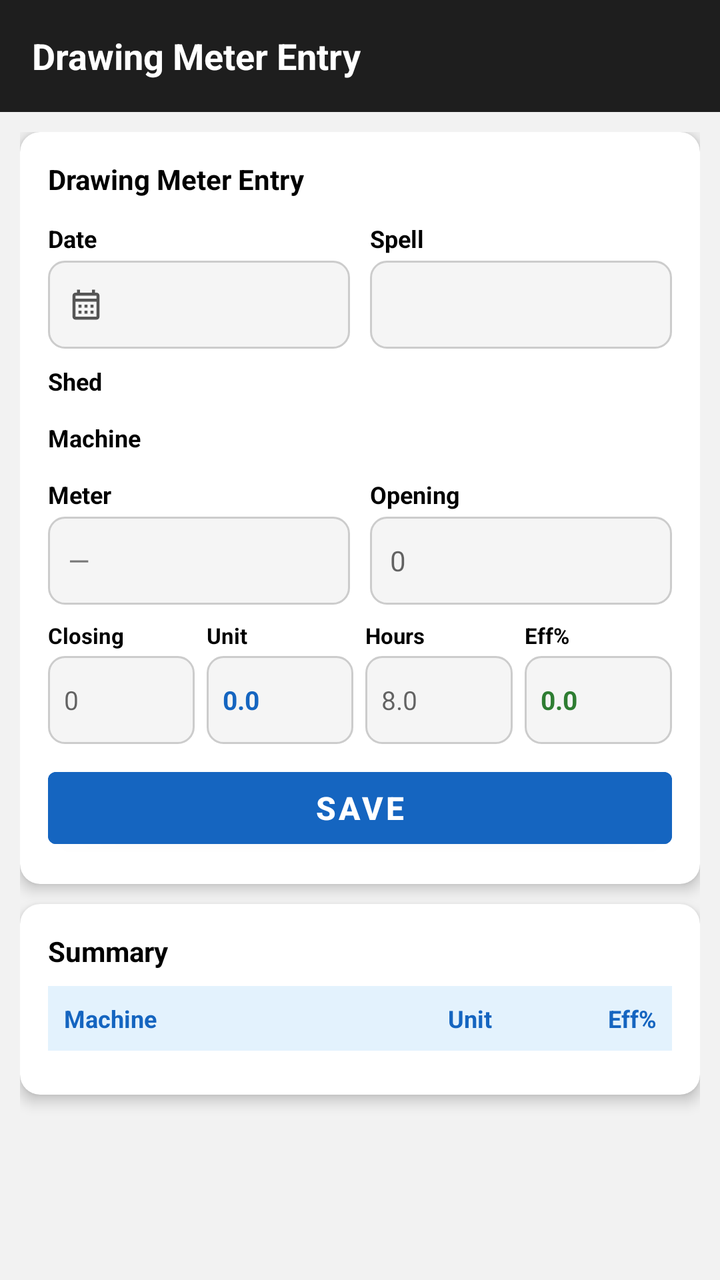
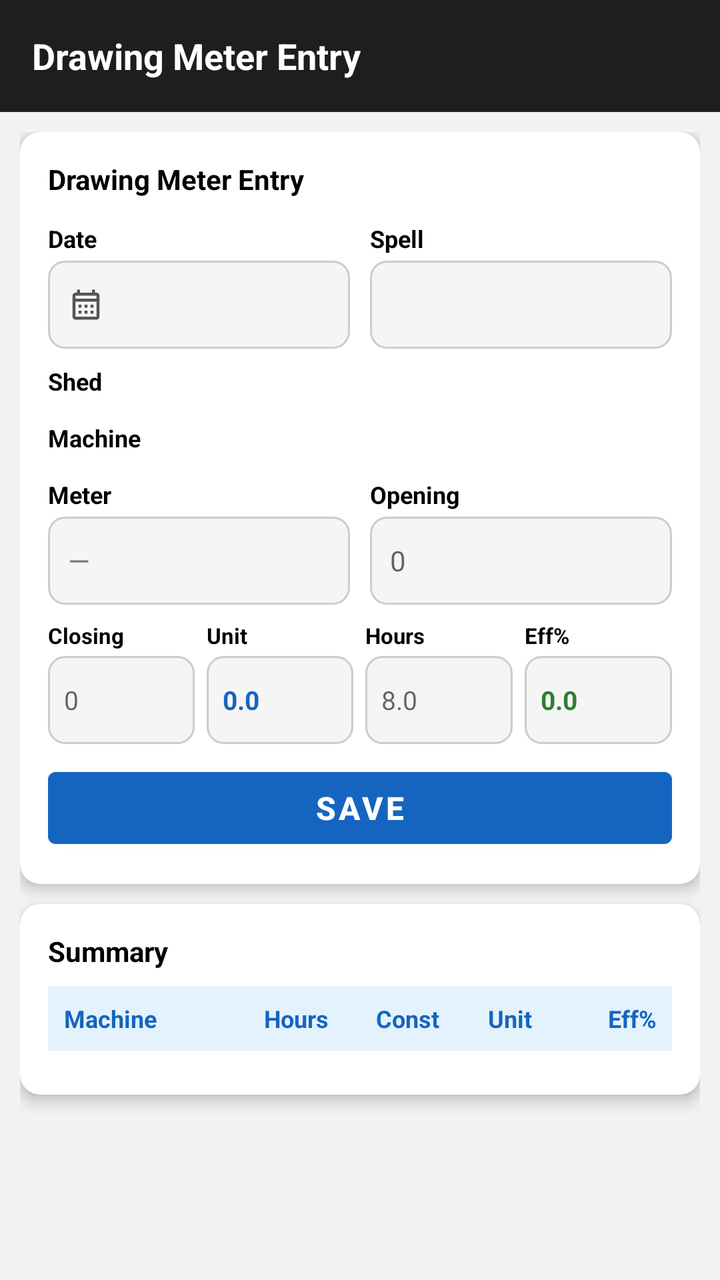

Compare the two renders of this Android layout. The source of the first and the diff that turns it into the second are given below.
<!-- AndroidManifest.xml: application theme Theme.MyHrms -->
<!-- res/layout/activity_drawing_meter_entry.xml -->
<?xml version="1.0" encoding="utf-8"?>
<LinearLayout xmlns:android="http://schemas.android.com/apk/res/android"
    xmlns:app="http://schemas.android.com/apk/res-auto"
    android:layout_width="match_parent"
    android:layout_height="match_parent"
    android:orientation="vertical"
    android:background="#F2F2F2">

    <androidx.appcompat.widget.Toolbar
        android:id="@+id/toolbar"
        android:layout_width="match_parent"
        android:layout_height="?attr/actionBarSize"
        android:background="#1E1E1E"
        app:titleTextColor="@color/white">
        <TextView
            android:layout_width="wrap_content"
            android:layout_height="wrap_content"
            android:text="Drawing Meter Entry"
            android:textColor="#FFFFFF"
            android:textSize="18sp"
            android:textStyle="bold" />
    </androidx.appcompat.widget.Toolbar>

    <androidx.core.widget.NestedScrollView
        android:layout_width="match_parent"
        android:layout_height="match_parent"
        android:fillViewport="true">

        <LinearLayout
            android:layout_width="match_parent"
            android:layout_height="wrap_content"
            android:orientation="vertical"
            android:padding="10dp">

            
            <androidx.cardview.widget.CardView
                android:layout_width="match_parent"
                android:layout_height="wrap_content"
                android:layout_marginBottom="10dp"
                app:cardCornerRadius="10dp"
                app:cardElevation="4dp"
                app:cardBackgroundColor="#FFFFFF">

                <LinearLayout
                    android:layout_width="match_parent"
                    android:layout_height="wrap_content"
                    android:orientation="vertical"
                    android:padding="14dp">

                    <TextView
                        android:layout_width="wrap_content"
                        android:layout_height="wrap_content"
                        android:text="Drawing Meter Entry"
                        android:textSize="14sp"
                        android:textStyle="bold"
                        android:textColor="#000000"
                        android:layout_marginBottom="12dp"/>

                    
                    <LinearLayout
                        android:layout_width="match_parent"
                        android:layout_height="wrap_content"
                        android:orientation="horizontal"
                        android:baselineAligned="false"
                        android:layout_marginBottom="8dp">

                        <LinearLayout
                            android:layout_width="0dp"
                            android:layout_height="wrap_content"
                            android:layout_weight="1"
                            android:orientation="vertical"
                            android:layout_marginEnd="5dp">
                            <TextView
                                android:layout_width="wrap_content"
                                android:layout_height="wrap_content"
                                android:text="Date"
                                android:textColor="#000000"
                                android:textSize="12sp"
                                android:textStyle="bold"
                                android:layout_marginBottom="3dp"/>
                            <LinearLayout
                                android:id="@+id/btnEntryDate"
                                android:layout_width="match_parent"
                                android:layout_height="44dp"
                                android:background="@drawable/bg_input_rounded_light"
                                android:gravity="center_vertical"
                                android:orientation="horizontal"
                                android:paddingStart="10dp"
                                android:paddingEnd="10dp"
                                android:clickable="true"
                                android:focusable="true">
                                <ImageView
                                    android:layout_width="18dp"
                                    android:layout_height="18dp"
                                    android:src="@drawable/ic_calendar"
                                    android:layout_marginEnd="6dp"
                                    app:tint="#555555"/>
                                <TextView
                                    android:id="@+id/tvEntryDate"
                                    android:layout_width="0dp"
                                    android:layout_height="wrap_content"
                                    android:layout_weight="1"
                                    android:textColor="#1E1E1E"
                                    android:textSize="14sp"/>
                            </LinearLayout>
                        </LinearLayout>

                        <LinearLayout
                            android:layout_width="0dp"
                            android:layout_height="wrap_content"
                            android:layout_weight="1"
                            android:orientation="vertical"
                            android:layout_marginStart="5dp">
                            <TextView
                                android:layout_width="wrap_content"
                                android:layout_height="wrap_content"
                                android:text="Spell"
                                android:textColor="#000000"
                                android:textSize="12sp"
                                android:textStyle="bold"
                                android:layout_marginBottom="3dp"/>
                            <Spinner
                                android:id="@+id/spEntrySpell"
                                android:layout_width="match_parent"
                                android:layout_height="44dp"
                                android:background="@drawable/bg_input_rounded_light"
                                android:paddingStart="10dp"
                                android:paddingEnd="10dp"/>
                        </LinearLayout>
                    </LinearLayout>

                    
                    <TextView
                        android:layout_width="wrap_content"
                        android:layout_height="wrap_content"
                        android:text="Shed"
                        android:textColor="#000000"
                        android:textSize="12sp"
                        android:textStyle="bold"
                        android:layout_marginBottom="4dp"/>

                    <HorizontalScrollView
                        android:layout_width="match_parent"
                        android:layout_height="wrap_content"
                        android:scrollbars="none"
                        android:layout_marginBottom="4dp">
                        <LinearLayout
                            android:id="@+id/llShedButtons"
                            android:layout_width="wrap_content"
                            android:layout_height="wrap_content"
                            android:orientation="horizontal"
                            android:paddingBottom="4dp"/>
                    </HorizontalScrollView>

                    <TextView
                        android:id="@+id/tvShedStatus"
                        android:layout_width="wrap_content"
                        android:layout_height="wrap_content"
                        android:text=""
                        android:textSize="12sp"
                        android:textColor="#777777"
                        android:layout_marginBottom="8dp"
                        android:visibility="gone"/>

                    
                    <TextView
                        android:layout_width="wrap_content"
                        android:layout_height="wrap_content"
                        android:text="Machine"
                        android:textColor="#000000"
                        android:textSize="12sp"
                        android:textStyle="bold"
                        android:layout_marginBottom="4dp"/>

                    <HorizontalScrollView
                        android:layout_width="match_parent"
                        android:layout_height="wrap_content"
                        android:scrollbars="none"
                        android:layout_marginBottom="4dp">
                        <LinearLayout
                            android:id="@+id/llMachineButtons"
                            android:layout_width="wrap_content"
                            android:layout_height="wrap_content"
                            android:orientation="horizontal"
                            android:paddingBottom="4dp"/>
                    </HorizontalScrollView>

                    <TextView
                        android:id="@+id/tvMachineStatus"
                        android:layout_width="wrap_content"
                        android:layout_height="wrap_content"
                        android:text=""
                        android:textSize="12sp"
                        android:textColor="#777777"
                        android:layout_marginBottom="10dp"
                        android:visibility="gone"/>

                    
                    <LinearLayout
                        android:layout_width="match_parent"
                        android:layout_height="wrap_content"
                        android:orientation="horizontal"
                        android:baselineAligned="false"
                        android:layout_marginBottom="8dp">

                        <LinearLayout
                            android:layout_width="0dp"
                            android:layout_height="wrap_content"
                            android:layout_weight="1"
                            android:orientation="vertical"
                            android:layout_marginEnd="5dp">
                            <TextView
                                android:layout_width="wrap_content"
                                android:layout_height="wrap_content"
                                android:text="Meter"
                                android:textColor="#000000"
                                android:textSize="12sp"
                                android:textStyle="bold"
                                android:layout_marginBottom="3dp"/>
                            <TextView
                                android:id="@+id/tvMeter"
                                android:layout_width="match_parent"
                                android:layout_height="44dp"
                                android:background="@drawable/bg_input_rounded_light"
                                android:paddingStart="10dp"
                                android:paddingEnd="10dp"
                                android:gravity="center_vertical"
                                android:text="—"
                                android:textColor="#777777"
                                android:textSize="14sp"/>
                        </LinearLayout>

                        <LinearLayout
                            android:layout_width="0dp"
                            android:layout_height="wrap_content"
                            android:layout_weight="1"
                            android:orientation="vertical"
                            android:layout_marginStart="5dp">
                            <TextView
                                android:layout_width="wrap_content"
                                android:layout_height="wrap_content"
                                android:text="Opening"
                                android:textColor="#000000"
                                android:textSize="12sp"
                                android:textStyle="bold"
                                android:layout_marginBottom="3dp"/>
                            <EditText
                                android:id="@+id/etOpening"
                                android:layout_width="match_parent"
                                android:layout_height="44dp"
                                android:background="@drawable/bg_input_rounded_light"
                                android:paddingStart="10dp"
                                android:paddingEnd="10dp"
                                android:inputType="number"
                                android:textColor="#000000"
                                android:textSize="14sp"
                                android:hint="0"/>
                        </LinearLayout>
                    </LinearLayout>

                    
                    <LinearLayout
                        android:layout_width="match_parent"
                        android:layout_height="wrap_content"
                        android:orientation="horizontal"
                        android:baselineAligned="false"
                        android:layout_marginBottom="8dp">

                        <LinearLayout
                            android:layout_width="0dp"
                            android:layout_height="wrap_content"
                            android:layout_weight="1"
                            android:orientation="vertical"
                            android:layout_marginEnd="3dp">
                            <TextView
                                android:layout_width="wrap_content"
                                android:layout_height="wrap_content"
                                android:text="Closing"
                                android:textColor="#000000"
                                android:textSize="11sp"
                                android:textStyle="bold"
                                android:layout_marginBottom="3dp"/>
                            <EditText
                                android:id="@+id/etClosing"
                                android:layout_width="match_parent"
                                android:layout_height="44dp"
                                android:background="@drawable/bg_input_rounded_light"
                                android:paddingStart="8dp"
                                android:paddingEnd="8dp"
                                android:inputType="number"
                                android:textColor="#000000"
                                android:textSize="13sp"
                                android:hint="0"/>
                        </LinearLayout>

                        <LinearLayout
                            android:layout_width="0dp"
                            android:layout_height="wrap_content"
                            android:layout_weight="1"
                            android:orientation="vertical"
                            android:layout_marginStart="3dp"
                            android:layout_marginEnd="3dp">
                            <TextView
                                android:layout_width="wrap_content"
                                android:layout_height="wrap_content"
                                android:text="Unit"
                                android:textColor="#000000"
                                android:textSize="11sp"
                                android:textStyle="bold"
                                android:layout_marginBottom="3dp"/>
                            <TextView
                                android:id="@+id/tvUnit"
                                android:layout_width="match_parent"
                                android:layout_height="44dp"
                                android:background="@drawable/bg_input_rounded_light"
                                android:paddingStart="8dp"
                                android:paddingEnd="8dp"
                                android:gravity="center_vertical"
                                android:text="0.0"
                                android:textColor="#1565C0"
                                android:textSize="13sp"
                                android:textStyle="bold"/>
                        </LinearLayout>

                        <LinearLayout
                            android:layout_width="0dp"
                            android:layout_height="wrap_content"
                            android:layout_weight="1"
                            android:orientation="vertical"
                            android:layout_marginStart="3dp"
                            android:layout_marginEnd="3dp">
                            <TextView
                                android:layout_width="wrap_content"
                                android:layout_height="wrap_content"
                                android:text="Hours"
                                android:textColor="#000000"
                                android:textSize="11sp"
                                android:textStyle="bold"
                                android:layout_marginBottom="3dp"/>
                            <EditText
                                android:id="@+id/etHours"
                                android:layout_width="match_parent"
                                android:layout_height="44dp"
                                android:background="@drawable/bg_input_rounded_light"
                                android:paddingStart="8dp"
                                android:paddingEnd="8dp"
                                android:inputType="numberDecimal"
                                android:textColor="#000000"
                                android:textSize="13sp"
                                android:hint="8.0"/>
                        </LinearLayout>

                        <LinearLayout
                            android:layout_width="0dp"
                            android:layout_height="wrap_content"
                            android:layout_weight="1"
                            android:orientation="vertical"
                            android:layout_marginStart="3dp">
                            <TextView
                                android:layout_width="wrap_content"
                                android:layout_height="wrap_content"
                                android:text="Eff%"
                                android:textColor="#000000"
                                android:textSize="11sp"
                                android:textStyle="bold"
                                android:layout_marginBottom="3dp"/>
                            <TextView
                                android:id="@+id/tvEff"
                                android:layout_width="match_parent"
                                android:layout_height="44dp"
                                android:background="@drawable/bg_input_rounded_light"
                                android:paddingStart="8dp"
                                android:paddingEnd="8dp"
                                android:gravity="center_vertical"
                                android:text="0.0"
                                android:textColor="#2E7D32"
                                android:textSize="13sp"
                                android:textStyle="bold"/>
                        </LinearLayout>
                    </LinearLayout>

                    
                    <Button
                        android:id="@+id/btnSave"
                        android:layout_width="match_parent"
                        android:layout_height="48dp"
                        android:text="Save"
                        android:textColor="#FFFFFF"
                        android:backgroundTint="#1565C0"
                        android:textStyle="bold"
                        android:textSize="16sp"/>

                </LinearLayout>
            </androidx.cardview.widget.CardView>

            
            <androidx.cardview.widget.CardView
                android:layout_width="match_parent"
                android:layout_height="wrap_content"
                android:layout_marginBottom="10dp"
                app:cardCornerRadius="10dp"
                app:cardElevation="4dp"
                app:cardBackgroundColor="#FFFFFF">

                <LinearLayout
                    android:layout_width="match_parent"
                    android:layout_height="wrap_content"
                    android:orientation="vertical"
                    android:padding="14dp">

                    <TextView
                        android:layout_width="wrap_content"
                        android:layout_height="wrap_content"
                        android:text="Summary"
                        android:textSize="14sp"
                        android:textStyle="bold"
                        android:textColor="#000000"
                        android:layout_marginBottom="8dp"/>

                    
                    <LinearLayout
                        android:layout_width="match_parent"
                        android:layout_height="wrap_content"
                        android:orientation="horizontal"
                        android:padding="8dp"
                        android:background="#E3F2FD"
                        android:layout_marginBottom="8dp">

                        <TextView
                            android:layout_width="0dp"
                            android:layout_height="wrap_content"
                            android:layout_weight="2"
                            android:text="Machine"
                            android:textColor="#1565C0"
                            android:textSize="12sp"
                            android:textStyle="bold" />

                        <TextView
                            android:layout_width="0dp"
                            android:layout_height="wrap_content"
                            android:layout_weight="1"
                            android:text="Unit"
                            android:textColor="#1565C0"
                            android:textSize="12sp"
                            android:textStyle="bold"
                            android:gravity="end"
                            android:paddingEnd="8dp"
                            android:paddingStart="8dp" />

                        <TextView
                            android:layout_width="0dp"
                            android:layout_height="wrap_content"
                            android:layout_weight="1"
                            android:text="Eff%"
                            android:textColor="#1565C0"
                            android:textSize="12sp"
                            android:textStyle="bold"
                            android:gravity="end"
                            android:paddingEnd="0dp"
                            android:paddingStart="8dp" />

                    </LinearLayout>

                    <androidx.recyclerview.widget.RecyclerView
                        android:id="@+id/rvSummary"
                        android:layout_width="match_parent"
                        android:layout_height="wrap_content"
                        android:nestedScrollingEnabled="false"/>

                    <TextView
                        android:id="@+id/tvSummaryEmpty"
                        android:layout_width="match_parent"
                        android:layout_height="wrap_content"
                        android:text="No entries for this date and spell"
                        android:textColor="#777777"
                        android:textSize="13sp"
                        android:gravity="center"
                        android:padding="20dp"
                        android:visibility="gone"/>

                    <ProgressBar
                        android:id="@+id/pbSummary"
                        android:layout_width="wrap_content"
                        android:layout_height="wrap_content"
                        android:layout_gravity="center"
                        android:visibility="gone"/>

                </LinearLayout>
            </androidx.cardview.widget.CardView>

        </LinearLayout>
    </androidx.core.widget.NestedScrollView>

</LinearLayout>
<!-- resources referenced by this layout -->
<resources>
  <color name="white">#FFFFFFFF</color>
  <!-- drawable bg_input_rounded_light (drawable) -->
  <?xml version="1.0" encoding="utf-8"?>
  <shape xmlns:android="http://schemas.android.com/apk/res/android"
      android:shape="rectangle">
      <solid android:color="#F5F5F5" />
      <corners android:radius="8dp" />
      <stroke
          android:width="1dp"
          android:color="#CCCCCC" />
  </shape>
  <!-- drawable ic_calendar (drawable) -->
  <?xml version="1.0" encoding="utf-8"?>
  <vector xmlns:android="http://schemas.android.com/apk/res/android"
      android:width="24dp"
      android:height="24dp"
      android:viewportWidth="24"
      android:viewportHeight="24">
      <path
          android:fillColor="#FFFFFF"
          android:pathData="M19,4h-1V2h-2v2H8V2H6v2H5C3.89,4 3.01,4.9 3.01,6L3,20c0,1.1 0.89,2 2,2h14c1.1,0 2,-0.9 2,-2V6C21,4.9 20.1,4 19,4zM19,20H5V10h14V20zM19,8H5V6h14V8zM9,14H7v-2h2V14zM13,14h-2v-2h2V14zM17,14h-2v-2h2V14zM9,18H7v-2h2V18zM13,18h-2v-2h2V18zM17,18h-2v-2h2V18z" />
  </vector>
  <style name="Theme.MyHrms" parent="Theme.MaterialComponents.DayNight.NoActionBar">
          
          <item name="colorPrimary">@color/toolbar_dark_blue</item>
          <item name="colorPrimaryVariant">@color/toolbar_dark_blue</item>
          <item name="colorOnPrimary">@color/white</item>
          
          <item name="colorSecondary">@color/teal_200</item>
          <item name="colorSecondaryVariant">@color/teal_700</item>
          <item name="colorOnSecondary">@color/black</item>
          
          <item name="android:statusBarColor">@color/toolbar_dark_blue</item>
          
      </style>
  <color name="toolbar_dark_blue">#1B4332</color>
  <color name="teal_200">#FF03DAC5</color>
  <color name="teal_700">#FF018786</color>
  <color name="black">#FF000000</color>
</resources>

<!-- the commit's change to res/layout/activity_drawing_meter_entry.xml (unified diff, before → after) -->
@@ -429,11 +429,35 @@
                         <TextView
                             android:layout_width="0dp"
                             android:layout_height="wrap_content"
-                            android:layout_weight="2"
+                            android:layout_weight="1.8"
                             android:text="Machine"
                             android:textColor="#1565C0"
                             android:textSize="12sp"
                             android:textStyle="bold" />
+
+                        <TextView
+                            android:layout_width="0dp"
+                            android:layout_height="wrap_content"
+                            android:layout_weight="1.2"
+                            android:text="Hours"
+                            android:textColor="#1565C0"
+                            android:textSize="12sp"
+                            android:textStyle="bold"
+                            android:gravity="end"
+                            android:paddingEnd="6dp"
+                            android:paddingStart="4dp" />
+
+                        <TextView
+                            android:layout_width="0dp"
+                            android:layout_height="wrap_content"
+                            android:layout_weight="1.2"
+                            android:text="Const"
+                            android:textColor="#1565C0"
+                            android:textSize="12sp"
+                            android:textStyle="bold"
+                            android:gravity="end"
+                            android:paddingEnd="6dp"
+                            android:paddingStart="4dp" />
 
                         <TextView
                             android:layout_width="0dp"
@@ -444,20 +468,20 @@
                             android:textSize="12sp"
                             android:textStyle="bold"
                             android:gravity="end"
-                            android:paddingEnd="8dp"
-                            android:paddingStart="8dp" />
+                            android:paddingEnd="6dp"
+                            android:paddingStart="4dp" />
 
                         <TextView
                             android:layout_width="0dp"
                             android:layout_height="wrap_content"
-                            android:layout_weight="1"
+                            android:layout_weight="1.2"
                             android:text="Eff%"
                             android:textColor="#1565C0"
                             android:textSize="12sp"
                             android:textStyle="bold"
                             android:gravity="end"
                             android:paddingEnd="0dp"
-                            android:paddingStart="8dp" />
+                            android:paddingStart="4dp" />
 
                     </LinearLayout>
 
